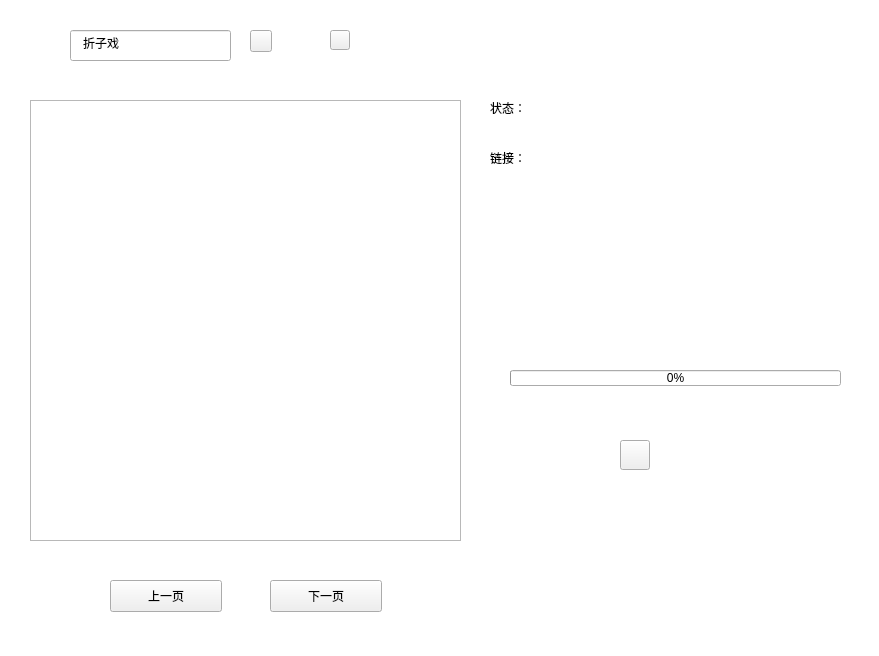
Qt form UI/rootwgt.ui (jiutianhuanpei/MusicDownloader) before a commit.
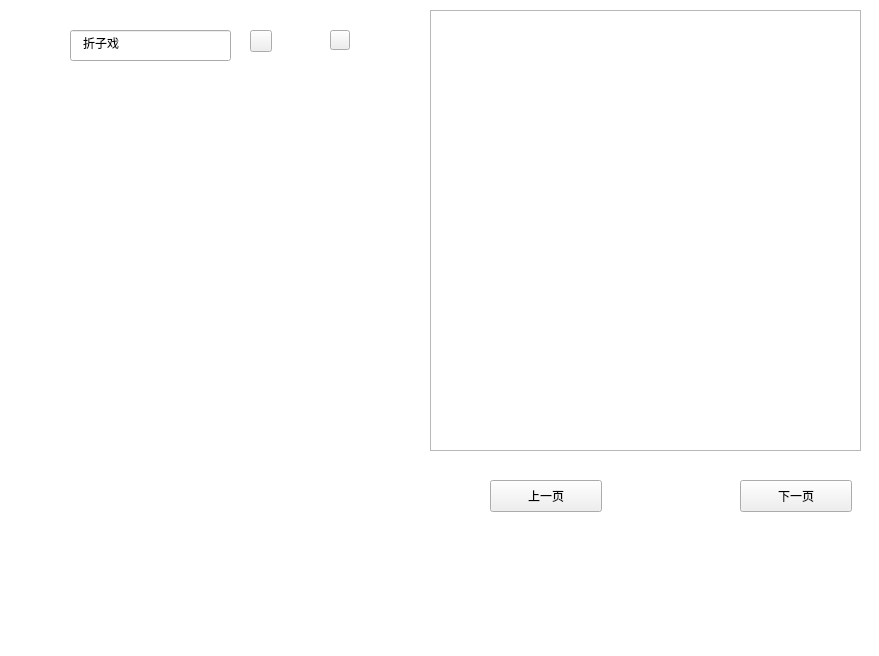
The same form after that commit. Icons and pictures are not drawn. Custom widgets are drawn as their Qt base class.

```diff
--- a/UI/rootwgt.ui
+++ b/UI/rootwgt.ui
@@ -75,8 +75,8 @@
   <widget class="QTreeView" name="treeView">
    <property name="geometry">
     <rect>
-     <x>30</x>
-     <y>100</y>
+     <x>430</x>
+     <y>10</y>
      <width>431</width>
      <height>441</height>
     </rect>
@@ -85,8 +85,8 @@
   <widget class="QPushButton" name="pBtn_last">
    <property name="geometry">
     <rect>
-     <x>110</x>
-     <y>580</y>
+     <x>490</x>
+     <y>480</y>
      <width>112</width>
      <height>32</height>
     </rect>
@@ -98,8 +98,8 @@
   <widget class="QPushButton" name="pBtn_next">
    <property name="geometry">
     <rect>
-     <x>270</x>
-     <y>580</y>
+     <x>740</x>
+     <y>480</y>
      <width>112</width>
      <height>32</height>
     </rect>
@@ -108,89 +108,6 @@
     <string>下一页</string>
    </property>
   </widget>
-  <widget class="QPushButton" name="pBtn_download">
-   <property name="geometry">
-    <rect>
-     <x>620</x>
-     <y>440</y>
-     <width>30</width>
-     <height>30</height>
-    </rect>
-   </property>
-   <property name="minimumSize">
-    <size>
-     <width>30</width>
-     <height>30</height>
-    </size>
-   </property>
-   <property name="maximumSize">
-    <size>
-     <width>30</width>
-     <height>30</height>
-    </size>
-   </property>
-   <property name="text">
-    <string/>
-   </property>
-  </widget>
-  <widget class="QLabel" name="label">
-   <property name="geometry">
-    <rect>
-     <x>490</x>
-     <y>100</y>
-     <width>58</width>
-     <height>16</height>
-    </rect>
-   </property>
-   <property name="text">
-    <string>状态：</string>
-   </property>
-  </widget>
-  <widget class="QLabel" name="label_2">
-   <property name="geometry">
-    <rect>
-     <x>490</x>
-     <y>150</y>
-     <width>58</width>
-     <height>16</height>
-    </rect>
-   </property>
-   <property name="text">
-    <string>链接：</string>
-   </property>
-  </widget>
-  <widget class="QLabel" name="pLbl_status">
-   <property name="geometry">
-    <rect>
-     <x>550</x>
-     <y>100</y>
-     <width>221</width>
-     <height>20</height>
-    </rect>
-   </property>
-   <property name="text">
-    <string/>
-   </property>
-  </widget>
-  <widget class="QLabel" name="pLbl_url">
-   <property name="geometry">
-    <rect>
-     <x>550</x>
-     <y>150</y>
-     <width>261</width>
-     <height>171</height>
-    </rect>
-   </property>
-   <property name="text">
-    <string/>
-   </property>
-   <property name="alignment">
-    <set>Qt::AlignLeading|Qt::AlignLeft|Qt::AlignTop</set>
-   </property>
-   <property name="wordWrap">
-    <bool>true</bool>
-   </property>
-  </widget>
   <widget class="QPushButton" name="pBtn_setting">
    <property name="geometry">
     <rect>
@@ -216,20 +133,25 @@
     <string/>
    </property>
   </widget>
-  <widget class="QProgressBar" name="progressBar">
+  <widget class="MusicControl" name="control_wgt" native="true">
    <property name="geometry">
     <rect>
-     <x>510</x>
-     <y>370</y>
-     <width>331</width>
-     <height>16</height>
+     <x>10</x>
+     <y>550</y>
+     <width>861</width>
+     <height>101</height>
     </rect>
    </property>
-   <property name="value">
-    <number>0</number>
-   </property>
   </widget>
  </widget>
+ <customwidgets>
+  <customwidget>
+   <class>MusicControl</class>
+   <extends>QWidget</extends>
+   <header location="global">musiccontrol.h</header>
+   <container>1</container>
+  </customwidget>
+ </customwidgets>
  <resources/>
  <connections/>
 </ui>
```
Left out of the diff: 5 changed lines with no effect on the pictures.
